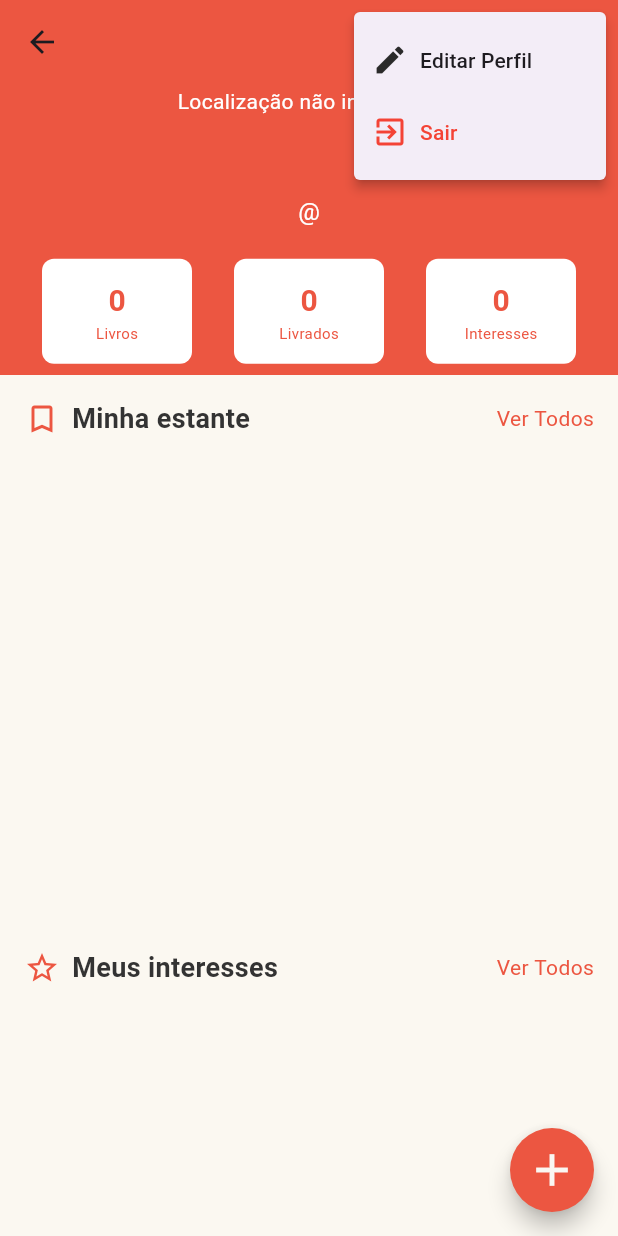
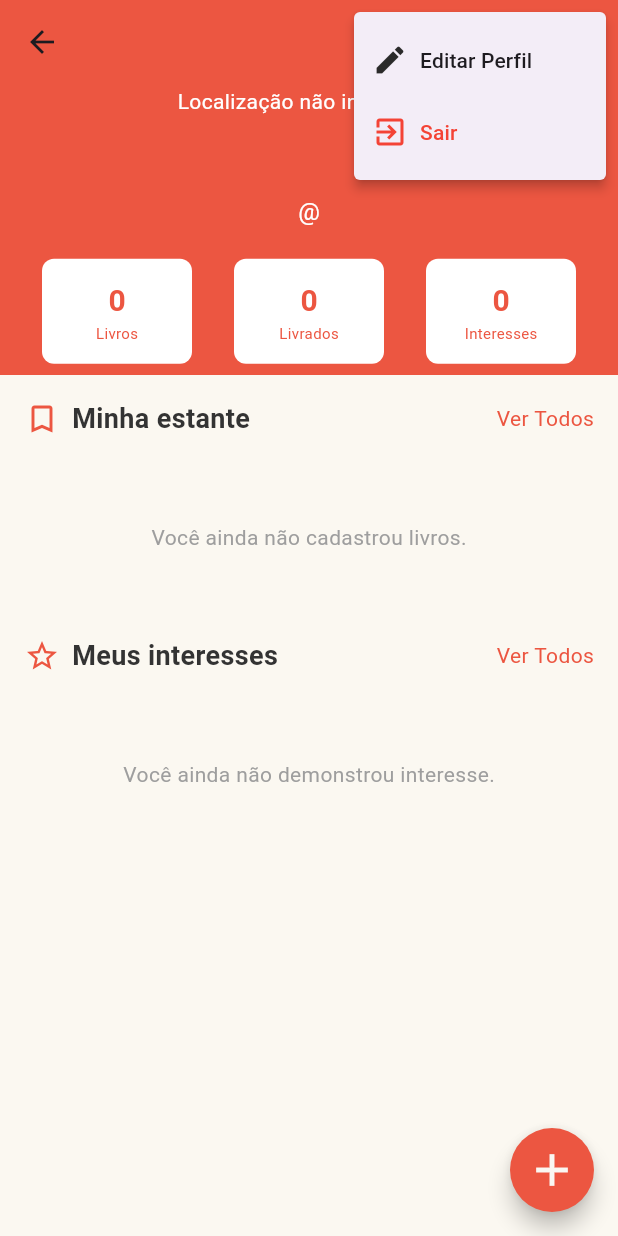
Before and after one commit to andrey-cruz/me_livrei, a Flutter app: the ProfileScreen screen opened directly, after a tap on the "more vert" icon, on a phone screen of 412 x 824 dp. Run offline on Flutter 3.47's test engine with Material 3 defaults, Android fonts, the phone set to English and light mode, and no system bars; our stand-ins replace cloud_firestore, firebase_auth, firebase_core, flutter_svg, mask_text_input_formatter; accounts and stored records are empty; generated files the repository leaves out were written again.

Commit message:
feat: implement "my interests" list logic in profile screen

```diff
--- a/lib/screens/profile_screen.dart
+++ b/lib/screens/profile_screen.dart
@@ -7,6 +7,7 @@ import '../widgets/book_card.dart';
 import '../services/auth_service.dart';
 import '../services/user_service.dart';
 import '../services/book_service.dart';
+import '../services/interest_service.dart'; // NOVO IMPORT
 import '../constants/location_helper.dart';
 import 'add_book_screen.dart';
 import 'book_detail_screen.dart';
@@ -24,9 +25,11 @@ class ProfileScreen extends StatefulWidget {
 class _ProfileScreenState extends State<ProfileScreen> {
   final UserService _userService = UserService();
   final BookService _bookService = BookService();
+  final InterestService _interestService = InterestService(); // NOVO SERVIÇO
 
   UserModel? _currentUser;
   List<Book> _myBooks = [];
+  List<Book> _interestedBooks = []; // NOVA LISTA
   bool _isLoading = true;
   String? _error;
   String _locationText = 'Carregando...';
@@ -50,8 +53,15 @@ class _ProfileScreenState extends State<ProfileScreen> {
         return;
       }
 
+      // 1. Carregar Usuário
       final user = await _userService.getUser(uid);
-      final books = await _bookService.getUserBooks(uid);
+
+      // 2. Carregar Meus Livros (Estante)
+      final myBooks = await _bookService.getUserBooks(uid);
+
+      // 3. Carregar Meus Interesses (NOVA LÓGICA)
+      final interestedIds = await _interestService.getUserInterestedBookIds(uid);
+      final interestedBooks = await _bookService.getBooksByIds(interestedIds);
 
       String location = 'Brasil';
       if (user != null) {
@@ -64,7 +74,8 @@ class _ProfileScreenState extends State<ProfileScreen> {
       if (mounted) {
         setState(() {
           _currentUser = user;
-          _myBooks = books;
+          _myBooks = myBooks;
+          _interestedBooks = interestedBooks; // Atualiza a lista de interesses
           _locationText = location;
           _isLoading = false;
         });
@@ -94,12 +105,8 @@ class _ProfileScreenState extends State<ProfileScreen> {
     }
   }
 
-  // --- FUNÇÃO DE NAVEGAÇÃO PARA EDITAR ---
   void _navigateToEditProfile() async {
-    // Segurança: Só navega se o usuário estiver carregado
     if (_currentUser == null) return;
-
-    // Aguarda o retorno da tela de edição
     final updatedUser = await Navigator.push(
       context,
       MaterialPageRoute(
@@ -107,11 +114,9 @@ class _ProfileScreenState extends State<ProfileScreen> {
       ),
     );
 
-    // Se voltou com um usuário atualizado, atualiza a tela
     if (updatedUser != null && updatedUser is UserModel) {
       setState(() {
         _currentUser = updatedUser;
-        // Atualiza localização também se necessário
         _updateLocationText(updatedUser);
       });
     }
@@ -122,7 +127,21 @@ class _ProfileScreenState extends State<ProfileScreen> {
     if (mounted) setState(() => _locationText = loc);
   }
 
-  Widget _buildBookList(List<Book> books) {
+  // LÓGICA DE CONSTRUÇÃO DA LISTA (Atualizada)
+  Widget _buildBookList(List<Book> books, {required bool isMyShelf}) {
+    if (books.isEmpty) {
+      return Container(
+        height: 100,
+        alignment: Alignment.center,
+        child: Text(
+          isMyShelf
+              ? 'Você ainda não cadastrou livros.'
+              : 'Você ainda não demonstrou interesse.',
+          style: const TextStyle(color: Colors.grey),
+        ),
+      );
+    }
+
     return SizedBox(
       height: 308,
       child: ListView.builder(
@@ -141,11 +160,11 @@ class _ProfileScreenState extends State<ProfileScreen> {
                 MaterialPageRoute(
                   builder: (context) => BookDetailScreen(
                     book: book,
-                    isOwner: true, // Dono
+                    isOwner: isMyShelf, // Se for minha estante, sou dono. Se for interesse, não.
                   ),
                 ),
               );
-              // Recarrega os dados quando voltar (caso tenha deletado/editado)
+              // Recarrega os dados ao voltar (para atualizar caso tenha removido interesse)
               if (mounted) _loadUserData();
             },
           );
@@ -153,7 +172,6 @@ class _ProfileScreenState extends State<ProfileScreen> {
       ),
     );
   }
-  // ============================================
 
   @override
   Widget build(BuildContext context) {
@@ -251,7 +269,7 @@ class _ProfileScreenState extends State<ProfileScreen> {
                                 .length
                                 .toString(),
                             'Livrados'),
-                        _buildStatColumn('0', 'Interesses'),
+                        _buildStatColumn(_interestedBooks.length.toString(), 'Interesses'),
                       ],
                     ),
                   ],
@@ -297,6 +315,7 @@ class _ProfileScreenState extends State<ProfileScreen> {
           ),
           SliverList(
             delegate: SliverChildListDelegate([
+              // MINHA ESTANTE
               _buildSectionHeader(
                 'Minha estante',
                 Icons.bookmark_border,
@@ -312,19 +331,22 @@ class _ProfileScreenState extends State<ProfileScreen> {
                   );
                 },
               ),
-              _buildBookList(_myBooks), // Agora funciona perfeitamente!
+              _buildBookList(_myBooks, isMyShelf: true),
+
+              // MEUS INTERESSES
               _buildSectionHeader('Meus interesses', Icons.star_border, () {
                 Navigator.push(
                   context,
                   MaterialPageRoute(
-                    builder: (context) => const BooksListScreen(
+                    builder: (context) => BooksListScreen(
                       title: 'Meus Interesses',
-                      books: [],
+                      books: _interestedBooks,
                     ),
                   ),
                 );
               }),
-              _buildBookList(_myBooks),
+              _buildBookList(_interestedBooks, isMyShelf: false),
+
               const SizedBox(height: 80),
             ]),
           ),
@@ -334,6 +356,7 @@ class _ProfileScreenState extends State<ProfileScreen> {
   }
 }
 
+// Widgets Auxiliares
 Widget _buildStatColumn(String count, String label) {
   return Container(
     width: 100,
--- a/lib/services/book_service.dart
+++ b/lib/services/book_service.dart
@@ -2,7 +2,6 @@ import 'package:cloud_firestore/cloud_firestore.dart';
 import '../models/book.dart';
 
 class BookService {
-  // Referência para a coleção 'books' no banco de dados
   final CollectionReference _booksRef =
   FirebaseFirestore.instance.collection('books');
 
@@ -15,12 +14,12 @@ class BookService {
     }
   }
 
-  // 2. LISTAR TODOS OS LIVROS DISPONÍVEIS (Para a Home)
+  // 2. LISTAR TODOS OS LIVROS DISPONÍVEIS
   Future<List<Book>> getAvailableBooks() async {
     try {
       final snapshot = await _booksRef
-          .where('status', isEqualTo: 'available') // Só traz os disponíveis
-          .orderBy('created_at', descending: true) // Do mais novo para o mais velho
+          .where('status', isEqualTo: 'available')
+          .orderBy('created_at', descending: true)
           .get();
 
       return snapshot.docs.map((doc) {
@@ -31,7 +30,7 @@ class BookService {
     }
   }
 
-  // 3. LISTAR LIVROS DE UM USUÁRIO ESPECÍFICO (Para o Perfil)
+  // 3. LISTAR LIVROS DE UM USUÁRIO ESPECÍFICO
   Future<List<Book>> getUserBooks(String userId) async {
     try {
       final snapshot = await _booksRef
@@ -50,7 +49,6 @@ class BookService {
   // 4. ATUALIZAR DADOS DO LIVRO
   Future<void> updateBook(String bookId, Book updatedBook) async {
     try {
-      // Atualizamos usando o toMap, mas removemos campos que não devem mudar (como userId)
       final data = updatedBook.toMap();
       data.remove('userId');
       data.remove('created_at');
@@ -61,7 +59,7 @@ class BookService {
     }
   }
 
-  // 5. MUDAR STATUS (Ex: Marcar como "Livrado")
+  // 5. MUDAR STATUS
   Future<void> updateBookStatus(String bookId, String newStatus) async {
     try {
       await _booksRef.doc(bookId).update({'status': newStatus});
@@ -78,4 +76,29 @@ class BookService {
       throw Exception('Erro ao deletar livro: $e');
     }
   }
+
+  // 7. BUSCAR VÁRIOS LIVROS POR LISTA DE IDs (NOVO)
+  Future<List<Book>> getBooksByIds(List<String> ids) async {
+    if (ids.isEmpty) return [];
+
+    try {
+      List<Book> books = [];
+      // O Firestore limita o 'whereIn' a 10 itens. Vamos fazer em lotes.
+      for (var i = 0; i < ids.length; i += 10) {
+        var end = (i + 10 < ids.length) ? i + 10 : ids.length;
+        var chunk = ids.sublist(i, end);
+
+        final snapshot = await _booksRef
+            .where(FieldPath.documentId, whereIn: chunk)
+            .get();
+
+        books.addAll(snapshot.docs.map((doc) {
+          return Book.fromMap(doc.data() as Map<String, dynamic>, doc.id);
+        }));
+      }
+      return books;
+    } catch (e) {
+      return [];
+    }
+  }
 }
--- a/lib/services/interest_service.dart
+++ b/lib/services/interest_service.dart
@@ -11,7 +11,7 @@ class InterestService {
     required String userId,
     required String userName,
     required String userEmail,
-    required String ownerId, // Dono do livro (para notificar depois)
+    required String ownerId,
   }) async {
     try {
       await _interestsRef.add({
@@ -28,13 +28,12 @@ class InterestService {
     }
   }
 
-  // 2. REMOVER INTERESSE (Desmarcar o coração)
+  // 2. REMOVER INTERESSE
   Future<void> removeInterest({
     required String userId,
     required String bookId,
   }) async {
     try {
-      // Busca o documento específico onde esse usuário curtiu esse livro
       final snapshot = await _interestsRef
           .where('userId', isEqualTo: userId)
           .where('bookId', isEqualTo: bookId)
@@ -48,7 +47,7 @@ class InterestService {
     }
   }
 
-  // 3. VERIFICAR SE O USUÁRIO JÁ TEM INTERESSE (Para pintar o coração)
+  // 3. VERIFICAR SE O USUÁRIO JÁ TEM INTERESSE
   Future<bool> hasUserInterest({
     required String userId,
     required String bookId,
@@ -80,7 +79,7 @@ class InterestService {
     }
   }
 
-  // 5. LISTAR QUEM SÃO OS INTERESSADOS (Para o dono do livro ver)
+  // 5. LISTAR QUEM SÃO OS INTERESSADOS
   Future<List<Map<String, dynamic>>> getBookInterests(String bookId) async {
     try {
       final snapshot = await _interestsRef
@@ -95,4 +94,18 @@ class InterestService {
       return [];
     }
   }
+
+  // 6. BUSCAR IDs DOS LIVROS QUE O USUÁRIO CURTIU (NOVO)
+  Future<List<String>> getUserInterestedBookIds(String userId) async {
+    try {
+      final snapshot = await _interestsRef
+          .where('userId', isEqualTo: userId)
+          .orderBy('created_at', descending: true)
+          .get();
+
+      return snapshot.docs.map((doc) => doc['bookId'] as String).toList();
+    } catch (e) {
+      return [];
+    }
+  }
 }
```
